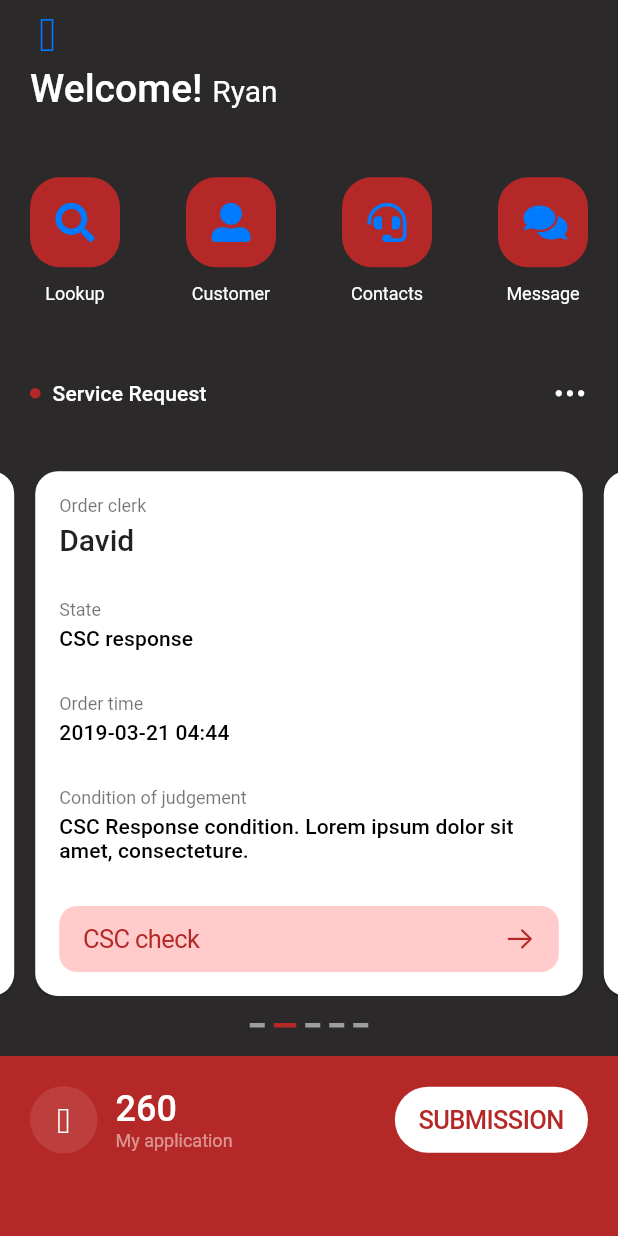
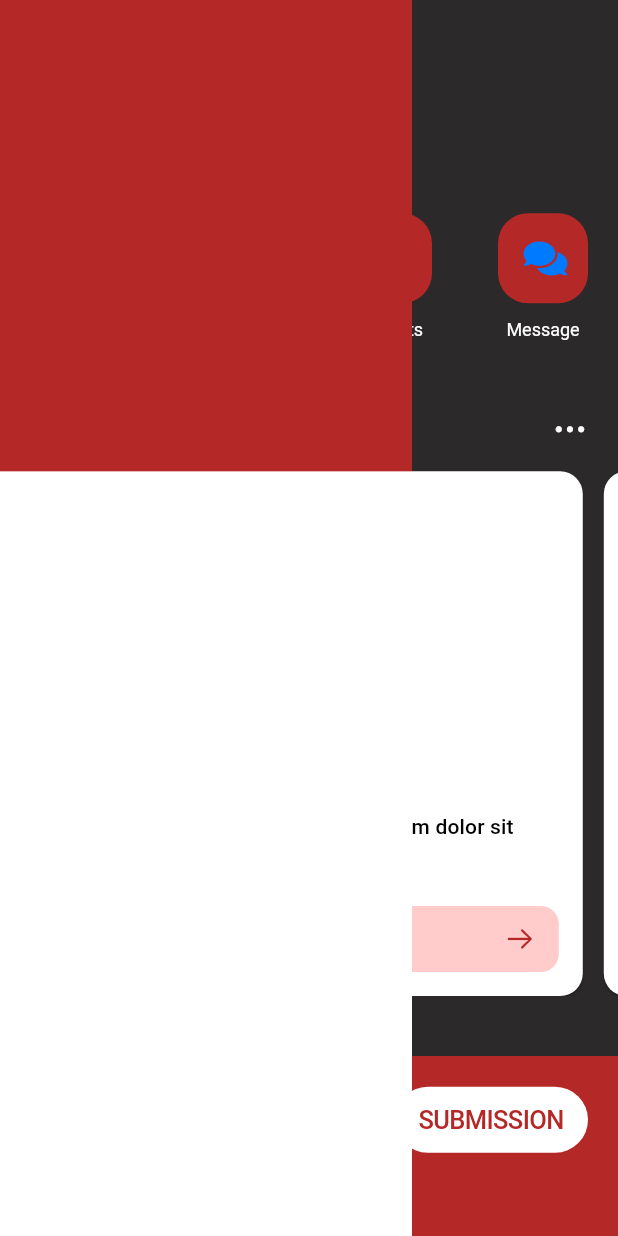
Before and after one commit to GaboBrandX/flutter_challenge_1, a Flutter app: the screen it shows after launch, on a phone screen of 412 x 824 dp. Run offline on Flutter 3.47's test engine with Material 2 defaults, Android fonts, the phone set to English and light mode, and no system bars; our stand-ins replace font_awesome_flutter.

Commit message:
Drawer layout

```diff
--- a/lib/home_page.dart
+++ b/lib/home_page.dart
@@ -31,18 +31,23 @@ class _HomePageState extends State<HomePage> {
   Widget build(BuildContext context) {
     return CupertinoPageScaffold(
       backgroundColor: Color(0xFF2B292A),
-      navigationBar: CupertinoNavigationBar(
-        backgroundColor: Color(0xFF2B292A),
-        border: Border.all(
-          style: BorderStyle.none,
-        ),
-        actionsForegroundColor: Colors.white,
-        leading: Icon(IconData(0xF394, fontFamily: CupertinoIcons.iconFont, fontPackage: CupertinoIcons.iconFontPackage)),
-      ),
       child: Stack(
         children: <Widget>[
           Positioned(
             top: 0.0,
+            left: 0.0,
+            right: 0.0,
+            child: CupertinoNavigationBar(
+              backgroundColor: Color(0xFF2B292A),
+              border: Border.all(
+                style: BorderStyle.none,
+              ),
+              actionsForegroundColor: Colors.white,
+              leading: Icon(IconData(0xF394, fontFamily: CupertinoIcons.iconFont, fontPackage: CupertinoIcons.iconFontPackage)),
+            ),
+          ),
+          Positioned(
+            top: 68.0,
             left: 0.0,
             right: 0.0,
             child: Container(
@@ -233,6 +238,25 @@ class _HomePageState extends State<HomePage> {
               ),
             ),
           ),
+          Positioned(
+            top: 0.0,
+            bottom: 0.0,
+            left: 0.0,
+            child: Container(
+              width: (MediaQuery.of(context).size.width / 3) * 2,
+              height: double.infinity,
+              color: Colors.white,
+              child: Stack(
+                children: <Widget>[
+                  Container(
+                    width: double.infinity,
+                    height: MediaQuery.of(context).size.height - (MediaQuery.of(context).size.height / 1.8 - 68.0) - 120.0,
+                    color: Color(0xFFB42827),
+                  ),
+                ],
+              ),
+            ),
+          ),
         ],
       ),
     );
```
